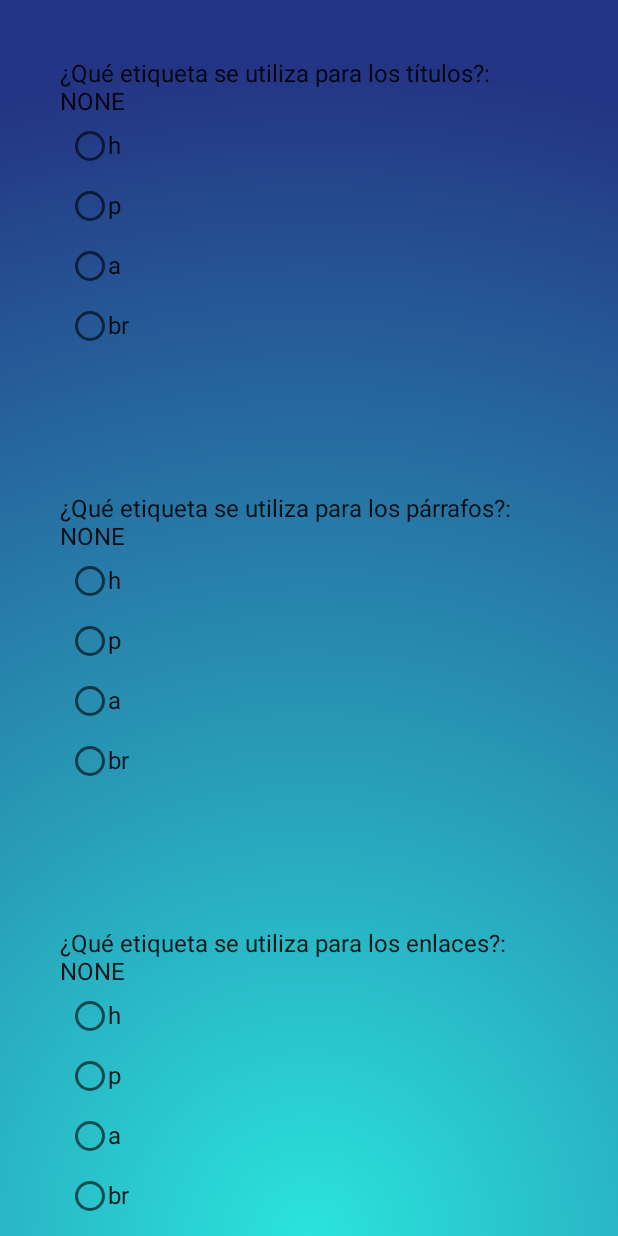
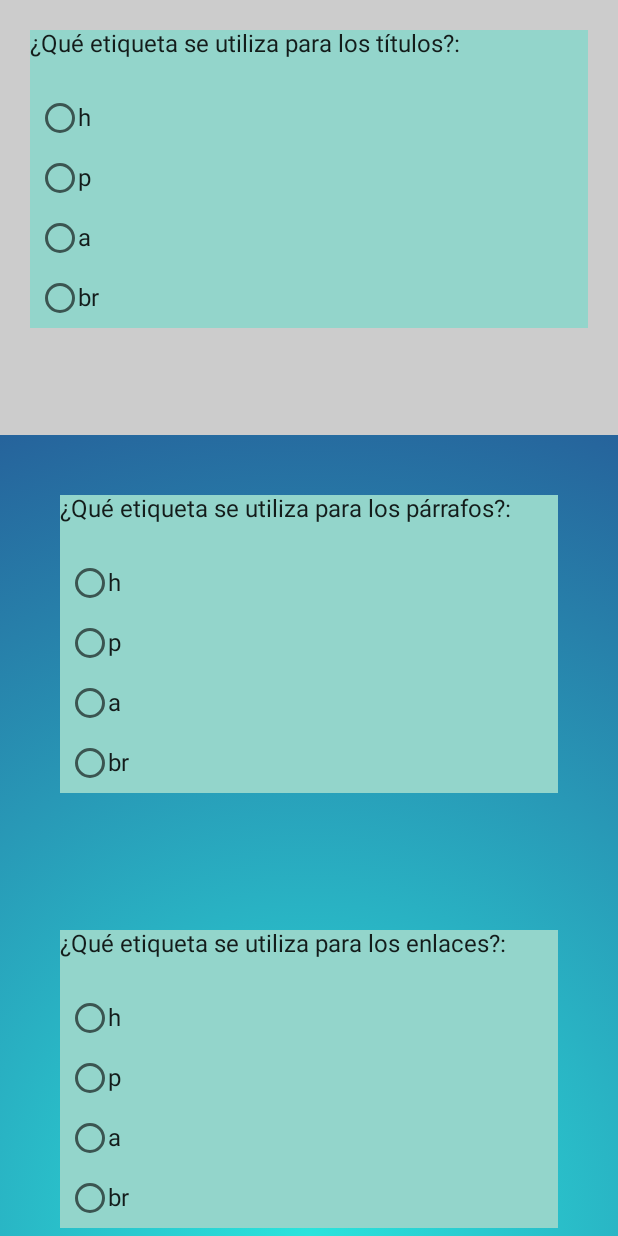
Before and after one commit to maarcoos3/proyectoAndroid, an Android app built with Jetpack Compose: the Prueba1 screen opened through its navigation route, on a phone screen of 412 x 824 dp. Run offline under Robolectric (Android 15) with nearby library versions, the phone set to English and light mode, and no system bars.

Commit message:
Auto stash before merge of "main" and "origin/main"

```diff
--- a/MyApplication4/app/src/main/java/com/example/myapplication4/screens/Prueba1.kt
+++ b/MyApplication4/app/src/main/java/com/example/myapplication4/screens/Prueba1.kt
@@ -82,11 +82,15 @@ fun Prueba1BodyContent(navController: NavController) {
         Box(modifier = Modifier
             .fillMaxWidth()
             .height(290.dp)
+            .background(Color.LightGray),
         ) {
             Column(
-                Modifier.padding(40.dp)
+                Modifier
+                    .padding(20.dp)
+                    .background(Color(0xFF93D5CB))
             ) {
-                Text(text = "¿Qué etiqueta se utiliza para los títulos?: ${pregunta1.value.ifEmpty { "NONE" }}")
+                Text(text = "¿Qué etiqueta se utiliza para los títulos?: ${pregunta1.value.ifEmpty { " " }}")
+                Spacer(modifier = Modifier.padding(10.dp))
                 pregunta1items.forEach { item ->
                     Row(
                         verticalAlignment = Alignment.CenterVertically,
@@ -97,6 +101,7 @@ fun Prueba1BodyContent(navController: NavController) {
                                 role = Role.RadioButton
                             )
                             .padding(8.dp)
+
                     ) {
                         RadioButton(
                             selected = pregunta1isSelectedItem(item),
@@ -115,9 +120,13 @@ fun Prueba1BodyContent(navController: NavController) {
             .height(290.dp)
         ) {
             Column(
-                Modifier.padding(40.dp)
+                Modifier
+                    .padding(40.dp)
+                    .background(Color(0xFF93D5CB))
+
             ) {
-                Text(text = "¿Qué etiqueta se utiliza para los párrafos?: ${pregunta2.value.ifEmpty { "NONE" }}")
+                Text(text = "¿Qué etiqueta se utiliza para los párrafos?: ${pregunta2.value.ifEmpty { " " }}")
+                Spacer(modifier = Modifier.padding(10.dp))
                 pregunta2items.forEach { item ->
                     Row(
                         verticalAlignment = Alignment.CenterVertically,
@@ -146,9 +155,12 @@ fun Prueba1BodyContent(navController: NavController) {
             .height(290.dp)
         ) {
             Column(
-                Modifier.padding(40.dp)
+                Modifier
+                    .padding(40.dp)
+                    .background(Color(0xFF93D5CB))
             ) {
-                Text(text = "¿Qué etiqueta se utiliza para los enlaces?: ${pregunta3.value.ifEmpty { "NONE" }}")
+                Text(text = "¿Qué etiqueta se utiliza para los enlaces?: ${pregunta3.value.ifEmpty { " " }}")
+                Spacer(modifier = Modifier.padding(10.dp))
                 pregunta3items.forEach { item ->
                     Row(
                         verticalAlignment = Alignment.CenterVertically,
@@ -179,7 +191,11 @@ fun Prueba1BodyContent(navController: NavController) {
             Column(
                 Modifier.padding(40.dp)
             ) {
-                Text(text = "¿Qué etiqueta se utiliza para los espaciados?: ${pregunta4.value.ifEmpty { "NONE" }}")
+                Text(text = "¿Qué etiqueta se utiliza para los espaciados?: ${pregunta4.value.ifEmpty { " " }}")
+                Spacer(modifier = Modifier
+                    .padding(10.dp)
+                    .background(Color(0xFF93D5CB))
+                )
                 pregunta4items.forEach { item ->
                     Row(
                         verticalAlignment = Alignment.CenterVertically,
@@ -209,9 +225,14 @@ fun Prueba1BodyContent(navController: NavController) {
             .height(290.dp)
         ) {
             Column(
-                Modifier.padding(40.dp)
+                Modifier.padding(20.dp)
             ) {
-                Text(text = "¿Con qué método se pasan los datos por la url?: ${pregunta5.value.ifEmpty { "NONE" }}")
+                Text(text = "¿Con qué método se pasan los datos por la url?: ${pregunta5.value.ifEmpty { " " }}")
+                Spacer(
+                    modifier = Modifier
+                        .padding(10.dp)
+                        .background(Color(0xFF93D5CB))
+                )
                 pregunta5items.forEach { item ->
                     Row(
                         verticalAlignment = Alignment.CenterVertically,
--- /dev/null
+++ b/MyApplication4/app/src/main/java/com/example/myapplication4/screens/Registration.kt
@@ -0,0 +1,17 @@
+package com.example.myapplication4.screens
+
+import androidx.compose.material.Scaffold
+import androidx.compose.runtime.Composable
+import androidx.navigation.NavController
+
+@Composable
+fun Registration(navController: NavController) {
+    Scaffold {
+        RegistrationContent(navController)
+    }
+}
+
+fun RegistrationContent(navController: NavController) {
+
+
+}
--- a/MyApplication4/app/src/main/java/com/example/myapplication4/screens/hola.kt
+++ b/MyApplication4/app/src/main/java/com/example/myapplication4/screens/hola.kt
@@ -30,14 +30,12 @@ fun FirstScreen(navController: NavController) {
 
 var usuario: String = ""
 var contrasenia: String = ""
+var senialar = false
+
 
 @Composable
 fun BodyContent(navController: NavController){
-    //val imagen = painterResource(R.drawable.quizz)
 
-    var fondo = painterResource(R.drawable.fondo1)
-
-    var senialar = false
     var user by remember { mutableStateOf("") }
     var pass by rememberSaveable { mutableStateOf("") }
 
@@ -52,7 +50,16 @@ fun BodyContent(navController: NavController){
         verticalArrangement = Arrangement.Center,
         horizontalAlignment = Alignment.CenterHorizontally
     ) {
-
+        Row(
+            modifier = Modifier
+                .background(Color.Gray)
+                .padding(16.dp)
+        ) {
+            Text(
+                text = "DUOPROGRAMACION"
+            )
+        }
+        Spacer(modifier = Modifier.padding(20.dp))
         Column( modifier = Modifier
             .background(Color.Gray)
             .padding(20.dp)) {
@@ -61,9 +68,18 @@ fun BodyContent(navController: NavController){
 
             Text("Contraseña")
             TextField(value = pass, onValueChange = { pass = it},  placeholder = { Text("Enter Pass") })
+        }
+        Column(
+            modifier = Modifier.size(50.dp),
+            verticalArrangement = Arrangement.Center,
+            horizontalAlignment = Alignment.CenterHorizontally
+        ) {
+            if (senialar){
+                popup()
 
+            }else{
 
-
+            }
         }
         Row() {
             Button(
@@ -85,25 +101,19 @@ fun BodyContent(navController: NavController){
             ) {
                 Text("Registrarse")
             }
-
         }
-
-
-        Column() {
-            if (!senialar){
-
-            }else{
-                popup()
-            }        }
-        //Image(painter = imagenLoguin, contentDescription = "sadas")
     }
 }
 @Composable
 fun popup(){
+    Column() {
         Popup(
             properties = PopupProperties(),
-        alignment = Alignment.Center
+            alignment = Alignment.Center,
         ){
-        Text(text = "jsandkjasd")
+            Text(text = "Usuario y contraseña incorrectos", modifier = Modifier
+                .background(Color.White)
+                .padding(16.dp))
         }
     }
+}
--- a/MyApplication4/build.gradle
+++ b/MyApplication4/build.gradle
@@ -4,7 +4,7 @@ buildscript {
     }
 }// Top-level build file where you can add configuration options common to all sub-projects/modules.
 plugins {
-    id 'com.android.application' version '7.3.0' apply false
-    id 'com.android.library' version '7.3.0' apply false
+    id 'com.android.application' version '7.3.1' apply false
+    id 'com.android.library' version '7.3.1' apply false
     id 'org.jetbrains.kotlin.android' version '1.6.10' apply false
 }
```
Lines whose indentation alone changed are shown as unchanged.
